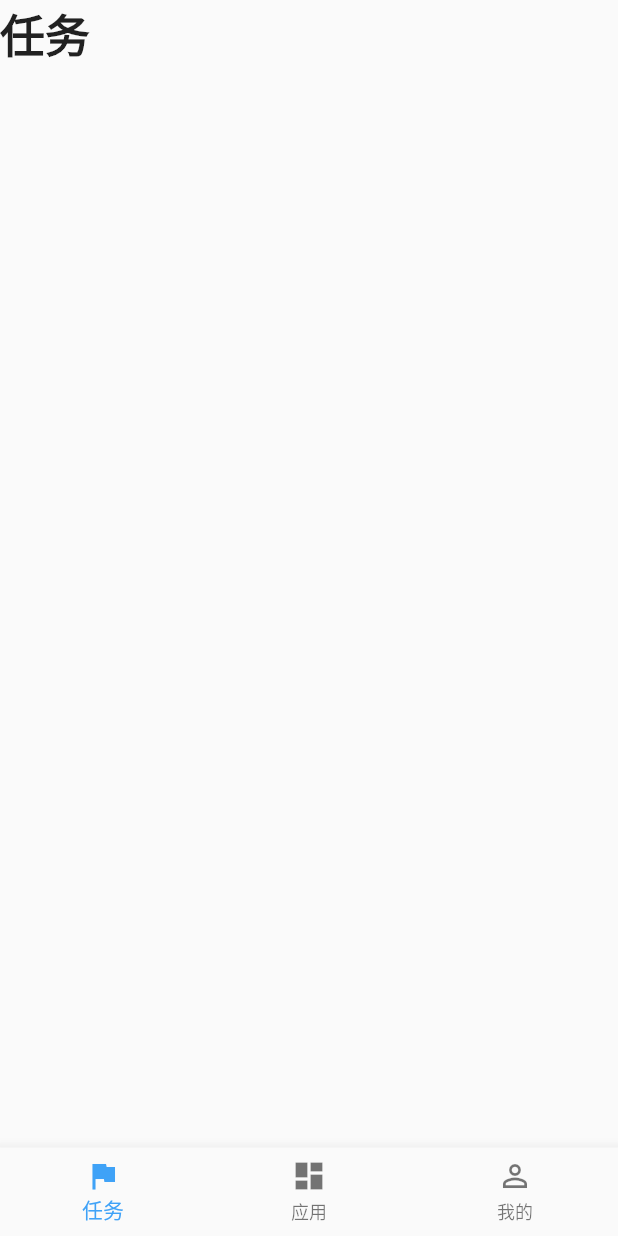
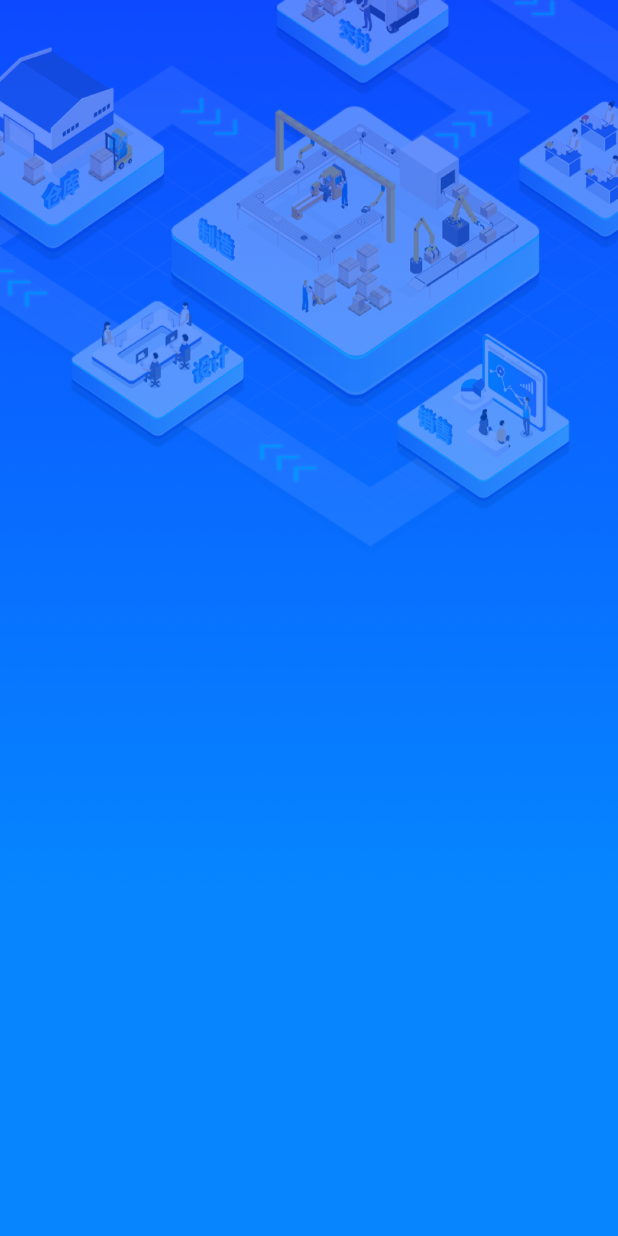
Before and after one commit to baixiaoyu2997/flutter_learn, a Flutter app: the screen it shows after launch, on a phone screen of 412 x 824 dp. Run offline on Flutter 3.47's test engine with Material 2 defaults, Android fonts, the light colour scheme and no system bars.

Commit message:
添加login页

```diff
--- /dev/null
+++ b/lib/login.dart
@@ -0,0 +1,27 @@
+import 'package:flutter/material.dart';
+import 'home.dart';
+
+class LoginWidget extends StatefulWidget {
+  LoginWidget({Key key}) : super(key: key);
+  @override
+  _LoginWidgetState createState() => _LoginWidgetState();
+}
+
+class _LoginWidgetState extends State<LoginWidget> {
+  @override
+  Widget build(BuildContext context) {
+    return Stack(
+      fit: StackFit.expand,
+      children: <Widget>[
+        Image.asset('images/login_bg.png', fit: BoxFit.fill),
+        // MaterialButton(
+        //   child:Text('登录'),
+        //   onPressed: () {
+        //   Navigator.push(context, MaterialPageRoute(builder: (context) {
+        //     return HomeWidget();
+        //   }));
+        // })
+      ],
+    );
+  }
+}
--- a/lib/main.dart
+++ b/lib/main.dart
@@ -10,7 +10,7 @@
 // bar items. The first one is selected.](https://flutter.github.io/assets-for-api-docs/assets/material/bottom_navigation_bar.png)
 
 import 'package:flutter/material.dart';
-import 'application.dart';
+import 'login.dart';
 void main() => runApp(MyApp());
 
 /// This Widget is the main application widget.
@@ -21,63 +21,7 @@ class MyApp extends StatelessWidget {
   Widget build(BuildContext context) {
     return MaterialApp(
       title: _title,
-      home: MyStatefulWidget(),
+      home: LoginWidget(),
     );
   }
 }
-
-class MyStatefulWidget extends StatefulWidget {
-  MyStatefulWidget({Key key}) : super(key: key);
-
-  @override
-  _MyStatefulWidgetState createState() => _MyStatefulWidgetState();
-}
-
-class _MyStatefulWidgetState extends State<MyStatefulWidget> {
-  int _selectedIndex = 0;
-  static const TextStyle optionStyle =
-      TextStyle(fontSize: 30, fontWeight: FontWeight.bold);
-  static const List<Widget> _widgetOptions = <Widget>[
-    Text(
-      '任务',
-      style: optionStyle,
-    ),
-    Application(),
-    Text(
-      '我的',
-      style: optionStyle,
-    ),
-  ];
-
-  void _onItemTapped(int index) {
-    setState(() {
-      _selectedIndex = index;
-    });
-  }
-
-  @override
-  Widget build(BuildContext context) {
-    return Scaffold(
-      body: SafeArea(child: _widgetOptions[_selectedIndex]),
-      bottomNavigationBar: BottomNavigationBar(
-        items: const <BottomNavigationBarItem>[
-          BottomNavigationBarItem(
-            icon: Icon(Icons.flag),
-            title: Text('任务'),
-          ),
-          BottomNavigationBarItem(
-            icon: Icon(Icons.dashboard),
-            title: Text('应用'),
-          ),
-          BottomNavigationBarItem(
-            icon: Icon(Icons.perm_identity),
-            title: Text('我的'),
-          ),
-        ],
-        currentIndex: _selectedIndex,
-        selectedItemColor: Color(0xFF3fa2f7),
-        onTap: _onItemTapped,
-      ),
-    );
-  }
-}
--- a/pubspec.yaml
+++ b/pubspec.yaml
@@ -41,7 +41,8 @@ flutter:
   uses-material-design: true
 
   # To add assets to your application, add an assets section, like this:
-  # assets:
+  assets:
+    - images/login_bg.png
 
   # An image asset can refer to one or more resolution-specific "variants", see
   # https://flutter.dev/assets-and-images/#resolution-aware.
```
Also changed, not shown: lib/home.dart (added, +70 -0 lines), images/login_bg.png (added), images/pic.png (deleted).
